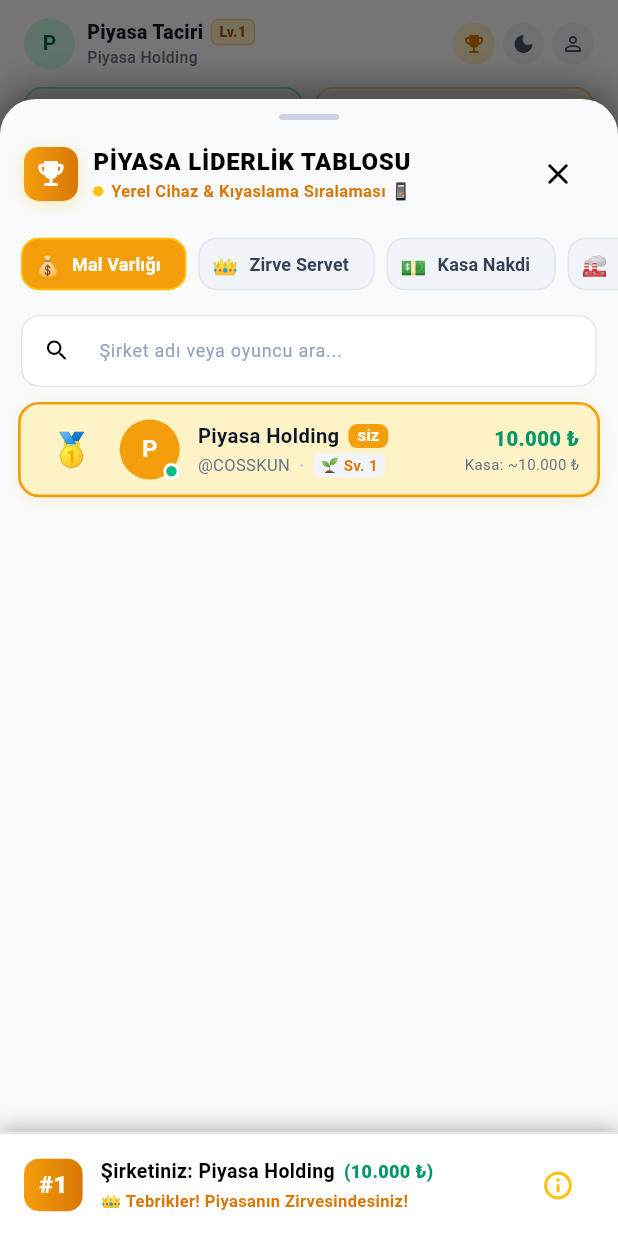
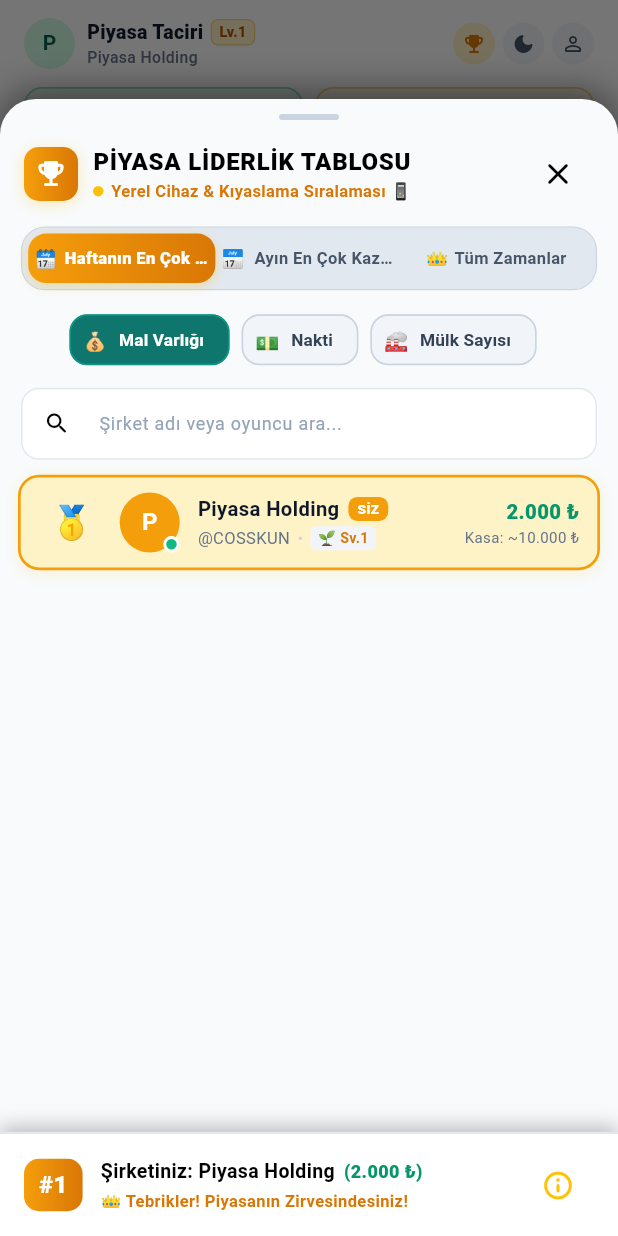
Before and after one commit to cosskun/piyasa, a Flutter app: the HomeScreen screen opened directly with empty values, scrolled down 177 dp, after a tap on the "emoji events" icon, on a phone screen of 412 x 824 dp. Run offline on Flutter 3.47's test engine with Material 3 defaults, Android fonts, the phone set to English and light mode, and no system bars; our stand-ins replace cloud_firestore, firebase_auth, firebase_core, flutter_local_notifications, shared_preferences, timezone; accounts and stored records are empty; Roboto replaces fonts that are missing (Segoe UI).

Commit message:
feat(leaderboard): implement weekly, monthly, and all-time periods with net worth, cash, and property rankings

```diff
--- a/lib/models/leaderboard_entry.dart
+++ b/lib/models/leaderboard_entry.dart
@@ -1,4 +1,56 @@
 import 'player_level.dart';
+
+enum LeaderboardPeriod {
+  weekly,   // Haftanın En Çok Kazananı
+  monthly,  // Ayın En Çok Kazananı
+  allTime,  // Tüm Zamanlar
+}
+
+extension LeaderboardPeriodExtension on LeaderboardPeriod {
+  String get title {
+    switch (this) {
+      case LeaderboardPeriod.weekly:
+        return 'Haftanın En Çok Kazananı';
+      case LeaderboardPeriod.monthly:
+        return 'Ayın En Çok Kazananı';
+      case LeaderboardPeriod.allTime:
+        return 'Tüm Zamanlar';
+    }
+  }
+
+  String get shortLabel {
+    switch (this) {
+      case LeaderboardPeriod.weekly:
+        return 'Haftalık';
+      case LeaderboardPeriod.monthly:
+        return 'Aylık';
+      case LeaderboardPeriod.allTime:
+        return 'Tüm Zamanlar';
+    }
+  }
+
+  String get icon {
+    switch (this) {
+      case LeaderboardPeriod.weekly:
+        return '🗓️';
+      case LeaderboardPeriod.monthly:
+        return '📅';
+      case LeaderboardPeriod.allTime:
+        return '👑';
+    }
+  }
+
+  String get badgeText {
+    switch (this) {
+      case LeaderboardPeriod.weekly:
+        return 'Haftanın En Çok Kazananları';
+      case LeaderboardPeriod.monthly:
+        return 'Ayın En Çok Kazananları';
+      case LeaderboardPeriod.allTime:
+        return 'Tüm Zamanların Zirve Liderleri';
+    }
+  }
+}
 
 enum LeaderboardSortMode {
   netWorth,
@@ -11,13 +63,13 @@ extension LeaderboardSortModeExtension on LeaderboardSortMode {
   String get title {
     switch (this) {
       case LeaderboardSortMode.netWorth:
-        return 'Toplam Mal Varlığı';
+        return 'Mal Varlığı';
       case LeaderboardSortMode.highestNetWorth:
         return 'Zirve Servet';
       case LeaderboardSortMode.cash:
-        return 'Kasadaki Nakit';
+        return 'Nakti';
       case LeaderboardSortMode.properties:
-        return 'Tesis & Dükkan';
+        return 'Mülk Sayısı';
     }
   }
 
@@ -28,7 +80,7 @@ extension LeaderboardSortModeExtension on LeaderboardSortMode {
       case LeaderboardSortMode.highestNetWorth:
         return 'Zirve Servet';
       case LeaderboardSortMode.cash:
-        return 'Kasa Nakdi';
+        return 'Nakti';
       case LeaderboardSortMode.properties:
         return 'Mülk Sayısı';
     }
@@ -68,6 +120,14 @@ class LeaderboardEntry {
   final bool isNpc;
   final int rank;
 
+  // DÖNEMSEL KAZANÇLAR (Haftalık & Aylık)
+  final double weeklyEarnings;
+  final double monthlyEarnings;
+  final double weeklyCashGain;
+  final double monthlyCashGain;
+  final int weeklyProperties;
+  final int monthlyProperties;
+
   const LeaderboardEntry({
     required this.uid,
     required this.username,
@@ -87,6 +147,12 @@ class LeaderboardEntry {
     this.isCurrentUser = false,
     this.isNpc = false,
     this.rank = 0,
+    this.weeklyEarnings = 0.0,
+    this.monthlyEarnings = 0.0,
+    this.weeklyCashGain = 0.0,
+    this.monthlyCashGain = 0.0,
+    this.weeklyProperties = 0,
+    this.monthlyProperties = 0,
   });
 
   LeaderboardEntry copyWithRank(int newRank) {
@@ -109,10 +175,18 @@ class LeaderboardEntry {
       isCurrentUser: isCurrentUser,
       isNpc: isNpc,
       rank: newRank,
+      weeklyEarnings: weeklyEarnings,
+      monthlyEarnings: monthlyEarnings,
+      weeklyCashGain: weeklyCashGain,
+      monthlyCashGain: monthlyCashGain,
+      weeklyProperties: weeklyProperties,
+      monthlyProperties: monthlyProperties,
     );
   }
 
-  double getSortValue(LeaderboardSortMode mode) {
+  double getSortValue(LeaderboardSortMode mode, [LeaderboardPeriod period = LeaderboardPeriod.allTime]) {
+    switch (period) {
+      case LeaderboardPeriod.allTime:
         switch (mode) {
           case LeaderboardSortMode.netWorth:
             return netWorth;
@@ -122,6 +196,29 @@ class LeaderboardEntry {
             return cash;
           case LeaderboardSortMode.properties:
             return (facilitiesCount + storesCount).toDouble();
+        }
+      case LeaderboardPeriod.weekly:
+        switch (mode) {
+          case LeaderboardSortMode.netWorth:
+            return weeklyEarnings > 0 ? weeklyEarnings : (netWorth * 0.18).roundToDouble();
+          case LeaderboardSortMode.highestNetWorth:
+            return weeklyEarnings > 0 ? weeklyEarnings : (netWorth * 0.18).roundToDouble();
+          case LeaderboardSortMode.cash:
+            return weeklyCashGain > 0 ? weeklyCashGain : (cash * 0.22).roundToDouble();
+          case LeaderboardSortMode.properties:
+            return (weeklyProperties > 0 ? weeklyProperties : (facilitiesCount + storesCount)).toDouble();
+        }
+      case LeaderboardPeriod.monthly:
+        switch (mode) {
+          case LeaderboardSortMode.netWorth:
+            return monthlyEarnings > 0 ? monthlyEarnings : (netWorth * 0.55).roundToDouble();
+          case LeaderboardSortMode.highestNetWorth:
+            return monthlyEarnings > 0 ? monthlyEarnings : (netWorth * 0.55).roundToDouble();
+          case LeaderboardSortMode.cash:
+            return monthlyCashGain > 0 ? monthlyCashGain : (cash * 0.60).roundToDouble();
+          case LeaderboardSortMode.properties:
+            return (monthlyProperties > 0 ? monthlyProperties : (facilitiesCount + storesCount)).toDouble();
+        }
     }
   }
 
@@ -174,6 +271,15 @@ class LeaderboardEntry {
       }
     }
 
+    final weeklyEarnings = (data['weeklyEarnings'] as num?)?.toDouble() ??
+        ((data['weeklyNetWorthGain'] as num?)?.toDouble() ?? (netWorth * 0.18).roundToDouble());
+    final monthlyEarnings = (data['monthlyEarnings'] as num?)?.toDouble() ??
+        ((data['monthlyNetWorthGain'] as num?)?.toDouble() ?? (netWorth * 0.55).roundToDouble());
+    final weeklyCashGain = (data['weeklyCashGain'] as num?)?.toDouble() ?? (cash * 0.22).roundToDouble();
+    final monthlyCashGain = (data['monthlyCashGain'] as num?)?.toDouble() ?? (cash * 0.60).roundToDouble();
+    final weeklyProperties = (data['weeklyProperties'] as num?)?.toInt() ?? (facilities + stores);
+    final monthlyProperties = (data['monthlyProperties'] as num?)?.toInt() ?? (facilities + stores);
+
     return LeaderboardEntry(
       uid: uid,
       username: username,
@@ -193,6 +299,12 @@ class LeaderboardEntry {
       isCurrentUser: currentUid != null && currentUid.isNotEmpty && uid == currentUid,
       isNpc: data['isNpc'] == true,
       rank: 0,
+      weeklyEarnings: weeklyEarnings,
+      monthlyEarnings: monthlyEarnings,
+      weeklyCashGain: weeklyCashGain,
+      monthlyCashGain: monthlyCashGain,
+      weeklyProperties: weeklyProperties,
+      monthlyProperties: monthlyProperties,
     );
   }
 
--- a/lib/services/leaderboard_service.dart
+++ b/lib/services/leaderboard_service.dart
@@ -2,6 +2,7 @@ import 'dart:async';
 import 'package:flutter/foundation.dart';
 import '../models/leaderboard_entry.dart';
 import '../controllers/game_controller.dart';
+import 'audit_log_service.dart';
 import 'firebase_service.dart';
 
 class LeaderboardService {
@@ -9,10 +10,11 @@ class LeaderboardService {
   factory LeaderboardService() => _instance;
   LeaderboardService._internal();
 
-  /// Sistemdeki tüm oyuncuları dinler, yerel controller verisi ve benchmark rakipleriyle harmanlayarak
-  /// seçilen sıralama kriterine göre sıralanmış listeyi bir Stream olarak döndürür.
+  /// Sistemdeki tüm oyuncuları dinler, yerel controller verisi ve dönemsel kazançlarla harmanlayarak
+  /// seçilen sıralama kriteri ve dönemine göre sıralanmış listeyi bir Stream olarak döndürür.
   Stream<List<LeaderboardEntry>> streamLeaderboard({
     required GameController controller,
+    LeaderboardPeriod period = LeaderboardPeriod.allTime,
     LeaderboardSortMode sortMode = LeaderboardSortMode.netWorth,
   }) {
     final fb = FirebaseService();
@@ -48,6 +50,16 @@ class LeaderboardService {
           currentUid.startsWith('ply_guest_');
 
       if (!isCurrentGuest) {
+        final now = DateTime.now();
+        final sevenDaysAgo = now.subtract(const Duration(days: 7));
+        final thirtyDaysAgo = now.subtract(const Duration(days: 30));
+
+        final auditService = AuditLogService();
+        final userWeeklyEarnings = auditService.getIncomeSince(sevenDaysAgo);
+        final userMonthlyEarnings = auditService.getIncomeSince(thirtyDaysAgo);
+        final userWeeklyCashGain = auditService.getNetProfitSince(sevenDaysAgo);
+        final userMonthlyCashGain = auditService.getNetProfitSince(thirtyDaysAgo);
+
         final liveCurrentUserEntry = LeaderboardEntry(
           uid: currentUid,
           username: cleanCurrentUsername,
@@ -66,6 +78,12 @@ class LeaderboardService {
           isBanned: fb.isBanned,
           isCurrentUser: true,
           isNpc: false,
+          weeklyEarnings: userWeeklyEarnings > 0 ? userWeeklyEarnings : (controller.netWorth * 0.20).roundToDouble(),
+          monthlyEarnings: userMonthlyEarnings > 0 ? userMonthlyEarnings : (controller.netWorth * 0.60).roundToDouble(),
+          weeklyCashGain: userWeeklyCashGain > 0 ? userWeeklyCashGain : (controller.cash * 0.25).roundToDouble(),
+          monthlyCashGain: userMonthlyCashGain > 0 ? userMonthlyCashGain : (controller.cash * 0.65).roundToDouble(),
+          weeklyProperties: controller.ownedFacilities.length + controller.ownedStores.length,
+          monthlyProperties: controller.ownedFacilities.length + controller.ownedStores.length,
         );
         entryMap[currentUid] = liveCurrentUserEntry;
       }
@@ -73,10 +91,10 @@ class LeaderboardService {
       // 3. Kesinlikle bot/benchmark rakipleri eklenmez. Yalnızca veritabanındaki gerçek kayıtlı kullanıcılar.
       final List<LeaderboardEntry> list = entryMap.values.toList();
 
-      // 4. Kriter bazında azalan sıralama (En yüksek değer en üstte)
+      // 4. Dönem ve Kriter bazında azalan sıralama (En yüksek değer en üstte)
       list.sort((a, b) {
-        final valA = a.getSortValue(sortMode);
-        final valB = b.getSortValue(sortMode);
+        final valA = a.getSortValue(sortMode, period);
+        final valB = b.getSortValue(sortMode, period);
         final cmp = valB.compareTo(valA);
         if (cmp != 0) return cmp;
         return a.username.compareTo(b.username);
@@ -96,6 +114,7 @@ class LeaderboardService {
   ({LeaderboardEntry? aheadPlayer, double difference}) getNextRankTarget({
     required List<LeaderboardEntry> rankedList,
     required LeaderboardSortMode sortMode,
+    LeaderboardPeriod period = LeaderboardPeriod.allTime,
   }) {
     final myIndex = rankedList.indexWhere((e) => e.isCurrentUser);
     if (myIndex <= 0) {
@@ -105,7 +124,7 @@ class LeaderboardService {
 
     final ahead = rankedList[myIndex - 1];
     final me = rankedList[myIndex];
-    final diff = ahead.getSortValue(sortMode) - me.getSortValue(sortMode);
+    final diff = ahead.getSortValue(sortMode, period) - me.getSortValue(sortMode, period);
     return (aheadPlayer: ahead, difference: diff > 0 ? diff : 0.0);
   }
 }
--- a/lib/views/leaderboard_view.dart
+++ b/lib/views/leaderboard_view.dart
@@ -28,6 +28,7 @@ class _LeaderboardViewState extends State<LeaderboardView> {
   final DateFormat _dateFormat = DateFormat('dd.MM.yyyy HH:mm');
   final TextEditingController _searchController = TextEditingController();
 
+  LeaderboardPeriod _period = LeaderboardPeriod.weekly;
   LeaderboardSortMode _sortMode = LeaderboardSortMode.netWorth;
   String _searchQuery = '';
   late Stream<List<LeaderboardEntry>> _leaderboardStream;
@@ -41,6 +42,7 @@ class _LeaderboardViewState extends State<LeaderboardView> {
   void _initStream() {
     _leaderboardStream = LeaderboardService().streamLeaderboard(
       controller: widget.controller,
+      period: _period,
       sortMode: _sortMode,
     );
   }
@@ -49,6 +51,14 @@ class _LeaderboardViewState extends State<LeaderboardView> {
   void dispose() {
     _searchController.dispose();
     super.dispose();
+  }
+
+  void _changePeriod(LeaderboardPeriod period) {
+    if (_period == period) return;
+    setState(() {
+      _period = period;
+      _initStream();
+    });
   }
 
   void _changeSortMode(LeaderboardSortMode mode) {
@@ -92,6 +102,7 @@ class _LeaderboardViewState extends State<LeaderboardView> {
           final currentUserTarget = LeaderboardService().getNextRankTarget(
             rankedList: allEntries,
             sortMode: _sortMode,
+            period: _period,
           );
 
           LeaderboardEntry? currentUserEntry;
@@ -188,25 +199,102 @@ class _LeaderboardViewState extends State<LeaderboardView> {
                 ),
               ),
 
-              // Sıralama Kriteri Seçim Sekmeleri (Tabs)
+              // =========================================================================
+              // 1. ANA BAŞLIK: DÖNEM SEÇİMİ (Haftanın En Çok Kazananı, Ayın En Çok Kazananı, Tüm Zamanlar)
+              // =========================================================================
+              Container(
+                margin: const EdgeInsets.symmetric(horizontal: 14, vertical: 5),
+                padding: const EdgeInsets.all(4),
+                decoration: BoxDecoration(
+                  color: isDark ? const Color(0xFF1E293B) : const Color(0xFFE2E8F0),
+                  borderRadius: BorderRadius.circular(16),
+                  border: Border.all(
+                    color: isDark ? Colors.white10 : const Color(0xFFCBD5E1),
+                    width: 0.8,
+                  ),
+                ),
+                child: Row(
+                  children: LeaderboardPeriod.values.map((p) {
+                    final isSelected = _period == p;
+                    return Expanded(
+                      child: InkWell(
+                        onTap: () => _changePeriod(p),
+                        borderRadius: BorderRadius.circular(12),
+                        child: AnimatedContainer(
+                          duration: const Duration(milliseconds: 200),
+                          padding: const EdgeInsets.symmetric(vertical: 8, horizontal: 4),
+                          decoration: BoxDecoration(
+                            gradient: isSelected
+                                ? const LinearGradient(
+                                    colors: [Color(0xFFF59E0B), Color(0xFFD97706)],
+                                  )
+                                : null,
+                            color: isSelected ? null : Colors.transparent,
+                            borderRadius: BorderRadius.circular(12),
+                            boxShadow: isSelected
+                                ? [
+                                    BoxShadow(
+                                      color: Colors.amber.withValues(alpha: 0.35),
+                                      blurRadius: 6,
+                                      offset: const Offset(0, 2),
+                                    ),
+                                  ]
+                                : null,
+                          ),
+                          child: Row(
+                            mainAxisAlignment: MainAxisAlignment.center,
+                            children: [
+                              Text(p.icon, style: const TextStyle(fontSize: 12)),
+                              const SizedBox(width: 4),
+                              Flexible(
+                                child: Text(
+                                  p.title,
+                                  textAlign: TextAlign.center,
+                                  maxLines: 1,
+                                  overflow: TextOverflow.ellipsis,
+                                  style: TextStyle(
+                                    fontSize: 11,
+                                    fontWeight: isSelected ? FontWeight.w900 : FontWeight.w600,
+                                    color: isSelected
+                                        ? Colors.white
+                                        : (isDark ? Colors.grey.shade400 : const Color(0xFF475569)),
+                                  ),
+                                ),
+                              ),
+                            ],
+                          ),
+                        ),
+                      ),
+                    );
+                  }).toList(),
+                ),
+              ),
+
+              // =========================================================================
+              // 2. İÇERİK KRİTERLERİ (Mal Varlığı, Nakti, Mülk Sayısı)
+              // =========================================================================
               SingleChildScrollView(
                 scrollDirection: Axis.horizontal,
-                padding: const EdgeInsets.symmetric(horizontal: 14, vertical: 6),
+                padding: const EdgeInsets.symmetric(horizontal: 14, vertical: 4),
                 child: Row(
-                  children: LeaderboardSortMode.values.map((mode) {
+                  children: [
+                    LeaderboardSortMode.netWorth,
+                    LeaderboardSortMode.cash,
+                    LeaderboardSortMode.properties,
+                  ].map((mode) {
                     final isSelected = _sortMode == mode;
                     return Padding(
                       padding: const EdgeInsets.only(right: 8),
                       child: ChoiceChip(
                         showCheckmark: false,
-                        avatar: Text(mode.icon, style: const TextStyle(fontSize: 14)),
+                        avatar: Text(mode.icon, style: const TextStyle(fontSize: 13)),
                         label: Text(mode.shortLabel),
                         selected: isSelected,
                         onSelected: (_) => _changeSortMode(mode),
-                        selectedColor: isDark ? const Color(0xFFD97706) : const Color(0xFFF59E0B),
+                        selectedColor: isDark ? const Color(0xFF0D9488) : const Color(0xFF0F766E),
                         backgroundColor: isDark ? const Color(0xFF1E293B) : const Color(0xFFF1F5F9),
                         labelStyle: TextStyle(
-                          fontSize: 12,
+                          fontSize: 11.5,
                           fontWeight: isSelected ? FontWeight.bold : FontWeight.w600,
                           color: isSelected
                               ? Colors.white
@@ -216,8 +304,8 @@ class _LeaderboardViewState extends State<LeaderboardView> {
                           borderRadius: BorderRadius.circular(12),
                           side: BorderSide(
                             color: isSelected
-                                ? Colors.amber
-                                : (isDark ? Colors.white10 : const Color(0xFFE2E8F0)),
+                                ? (isDark ? Colors.tealAccent : const Color(0xFF0D9488))
+                                : (isDark ? Colors.white10 : const Color(0xFFCBD5E1)),
                           ),
                         ),
                       ),
@@ -386,7 +474,11 @@ class _LeaderboardViewState extends State<LeaderboardView> {
               const Text('✨', style: TextStyle(fontSize: 14)),
               const SizedBox(width: 4),
               Text(
-                'TİCARETİN ZİRVE LİDERLERİ',
+                _period == LeaderboardPeriod.weekly
+                    ? 'HAFTANIN EN ÇOK KAZANANLARI'
+                    : (_period == LeaderboardPeriod.monthly
+                        ? 'AYIN EN ÇOK KAZANANLARI'
+                        : 'TİCARETİN ZİRVE LİDERLERİ'),
                 style: TextStyle(
                   fontSize: 12,
                   fontWeight: FontWeight.bold,
@@ -457,7 +549,7 @@ class _LeaderboardViewState extends State<LeaderboardView> {
     required bool isDark,
     bool isFirst = false,
   }) {
-    final sortVal = entry.getSortValue(_sortMode);
+    final sortVal = entry.getSortValue(_sortMode, _period);
 
     return InkWell(
       onTap: () => _showPlayerPortfolioSheet(context, entry),
@@ -591,7 +683,7 @@ class _LeaderboardViewState extends State<LeaderboardView> {
   // OYUNCU SIRALAMA KARTI (LİSTE ELEMANI)
   // ==========================================
   Widget _buildPlayerRankCard(LeaderboardEntry entry, {required bool isDark}) {
-    final sortVal = entry.getSortValue(_sortMode);
+    final sortVal = entry.getSortValue(_sortMode, _period);
     final isMe = entry.isCurrentUser;
 
     return Container(
@@ -723,7 +815,7 @@ class _LeaderboardViewState extends State<LeaderboardView> {
                               ),
                             ),
                           ),
-                          const SizedBox(width: 6),
+                          const SizedBox(width: 5),
                           Text(
                             '•',
                             style: TextStyle(
@@ -731,27 +823,20 @@ class _LeaderboardViewState extends State<LeaderboardView> {
                               color: isDark ? Colors.white24 : const Color(0xFFCBD5E1),
                             ),
                           ),
-                          const SizedBox(width: 6),
+                          const SizedBox(width: 5),
                           Container(
                             padding: const EdgeInsets.symmetric(horizontal: 5, vertical: 1),
                             decoration: BoxDecoration(
                               color: isDark ? Colors.black26 : const Color(0xFFF1F5F9),
                               borderRadius: BorderRadius.circular(4),
                             ),
-                            child: Row(
-                              mainAxisSize: MainAxisSize.min,
-                              children: [
-                                Text(entry.levelIcon, style: const TextStyle(fontSize: 9.5)),
-                                const SizedBox(width: 3),
-                                Text(
-                                  'Sv. ${entry.level}',
-                                  style: TextStyle(
-                                    fontSize: 10,
-                                    fontWeight: FontWeight.bold,
-                                    color: isDark ? Colors.amberAccent : const Color(0xFFD97706),
-                                  ),
-                                ),
-                              ],
+                            child: Text(
+                              '${entry.levelIcon} Sv.${entry.level}',
+                              style: TextStyle(
+                                fontSize: 9.5,
+                                fontWeight: FontWeight.bold,
+                                color: isDark ? Colors.amberAccent : const Color(0xFFD97706),
+                              ),
                             ),
                           ),
                         ],
@@ -774,17 +859,17 @@ class _LeaderboardViewState extends State<LeaderboardView> {
                         color: isDark ? Colors.greenAccent : const Color(0xFF059669),
                       ),
                     ),
-                    if (_sortMode == LeaderboardSortMode.netWorth)
+                    if (_sortMode == LeaderboardSortMode.properties)
                       Text(
-                        'Kasa: ~${_currencyFormat.format(entry.cash)} ₺',
+                        '${entry.facilitiesCount} Tesis • ${entry.storesCount} Dükkan',
                         style: TextStyle(
                           fontSize: 10,
                           color: isDark ? Colors.grey.shade400 : const Color(0xFF64748B),
                         ),
                       )
-                    else if (_sortMode == LeaderboardSortMode.properties)
+                    else if (_sortMode == LeaderboardSortMode.netWorth)
                       Text(
-                        '${entry.facilitiesCount} Tesis • ${entry.storesCount} Dükkan',
+                        'Kasa: ~${_currencyFormat.format(entry.cash)} ₺',
                         style: TextStyle(
                           fontSize: 10,
                           color: isDark ? Colors.grey.shade400 : const Color(0xFF64748B),
@@ -911,7 +996,7 @@ class _LeaderboardViewState extends State<LeaderboardView> {
                       ),
                       const SizedBox(width: 6),
                       Text(
-                        '(${_formatMetricValue(userEntry.getSortValue(_sortMode), _sortMode)})',
+                        '(${_formatMetricValue(userEntry.getSortValue(_sortMode, _period), _sortMode)})',
                         style: TextStyle(
                           fontSize: 12,
                           fontWeight: FontWeight.w900,
@@ -935,7 +1020,7 @@ class _LeaderboardViewState extends State<LeaderboardView> {
                       fit: BoxFit.scaleDown,
                       alignment: Alignment.centerLeft,
                       child: Text(
-                        '🚀 Sonraki Sıra: ${ahead.companyName} için +${_currencyFormat.format(diff)} ₺ gerekiyor',
+                        '🚀 Sonraki Sıra: ${ahead.companyName} için +${_formatMetricValue(diff, _sortMode)} gerekiyor',
                         style: TextStyle(
                           fontSize: 11,
                           fontWeight: FontWeight.w600,
@@ -1169,6 +1254,30 @@ class _LeaderboardViewState extends State<LeaderboardView> {
                     ),
                   ],
                 ),
+                const SizedBox(height: 10),
+                Row(
+                  children: [
+                    Expanded(
+                      child: _buildPortfolioItem(
+                        title: 'Haftalık Kazanç',
+                        value: '+${_currencyFormat.format(entry.weeklyEarnings)} ₺',
+                        icon: Icons.calendar_view_week_rounded,
+                        color: Colors.tealAccent,
+                        isDark: isDark,
+                      ),
+                    ),
+                    const SizedBox(width: 10),
+                    Expanded(
+                      child: _buildPortfolioItem(
+                        title: 'Aylık Kazanç',
+                        value: '+${_currencyFormat.format(entry.monthlyEarnings)} ₺',
+                        icon: Icons.calendar_month_rounded,
+                        color: Colors.indigoAccent,
+                        isDark: isDark,
+                      ),
+                    ),
+                  ],
+                ),
 
                 if (entry.lastActiveAt != null) ...[
                   const SizedBox(height: 12),
```
Also changed, not shown: lib/controllers/game_controller.dart (+15 -0 lines), lib/services/audit_log_service.dart (+20 -0 lines), lib/services/firebase_service.dart (+14 -0 lines), 1 other file. Lines whose indentation alone changed are shown as unchanged.
